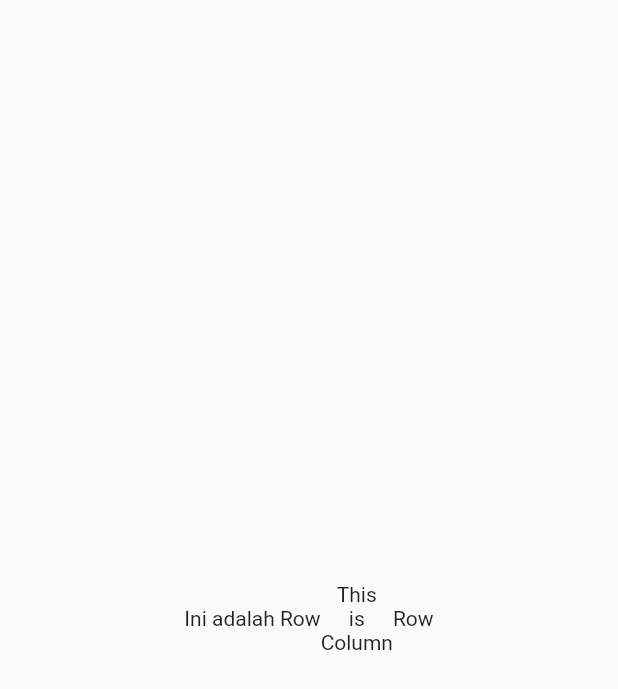
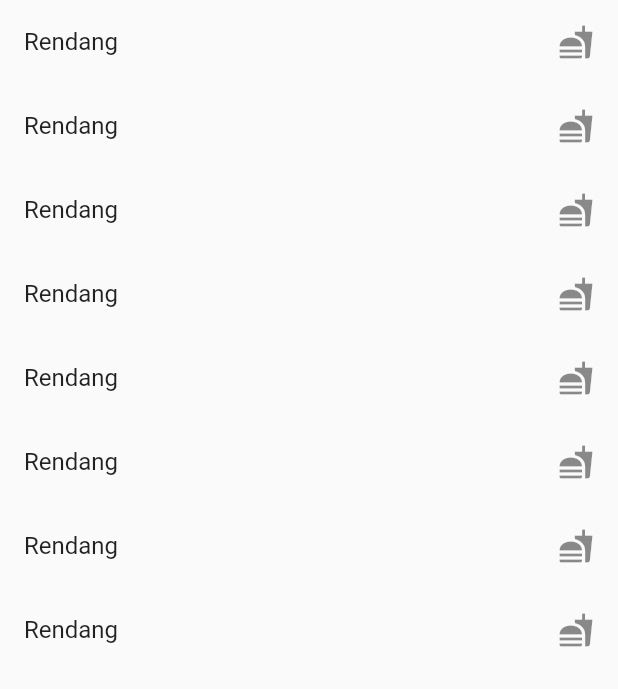
Before and after one commit to roningrum/flutter_dasar, a Flutter app: the screen it shows after launch, on a phone screen of 412 x 824 dp. Shown: the top 689 px of the screen. Run offline on Flutter 3.47's test engine with Material 2 defaults, Android fonts, the phone set to English and light mode, and no system bars.

Commit message:
basic list

```diff
--- a/lib/main.dart
+++ b/lib/main.dart
@@ -26,30 +26,50 @@ class MyApp extends StatelessWidget {
         // the app on. For desktop platforms, the controls will be smaller and
         // closer together (more dense) than on mobile platforms.
       ),
-      home: PageRowColumn(),
+      home: PageList(),
       debugShowCheckedModeBanner: false,
     );
   }
 }
 
-// column -> vertical, row -> horizontal
-class PageRowColumn extends StatelessWidget {
+class PageList extends StatelessWidget {
   @override
   Widget build(BuildContext context) {
     return Scaffold(
-      body: new Row(
-        mainAxisAlignment: MainAxisAlignment.center,
-        children: <Widget>[
-          new Text('Ini adalah Row'),
-          new Column(
-            mainAxisAlignment: MainAxisAlignment.center,
-            children: <Widget>[
-              new Text('This'),
-              new Text('is'),
-              new Text('Column'),
-            ],
+      body: new ListView(
+        children:<Widget>[
+          new ListTile(
+            title: Text('Rendang'),
+           trailing: Icon(Icons.fastfood),
           ),
-          new Text('Row')
+          new ListTile(
+            title: Text('Rendang'),
+            trailing: Icon(Icons.fastfood),
+          ),
+          new ListTile(
+            title: Text('Rendang'),
+            trailing: Icon(Icons.fastfood),
+          ),
+          new ListTile(
+            title: Text('Rendang'),
+            trailing: Icon(Icons.fastfood),
+          ),
+          new ListTile(
+            title: Text('Rendang'),
+            trailing: Icon(Icons.fastfood),
+          ),
+          new ListTile(
+            title: Text('Rendang'),
+            trailing: Icon(Icons.fastfood),
+          ),
+          new ListTile(
+            title: Text('Rendang'),
+            trailing: Icon(Icons.fastfood),
+          ),
+          new ListTile(
+            title: Text('Rendang'),
+            trailing: Icon(Icons.fastfood),
+          ),
         ],
       ),
     );
```
